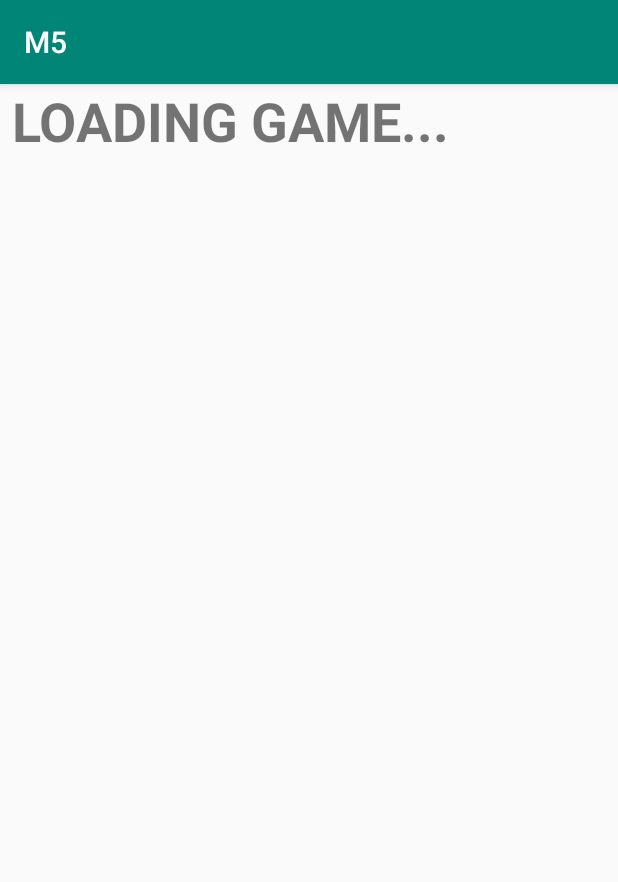
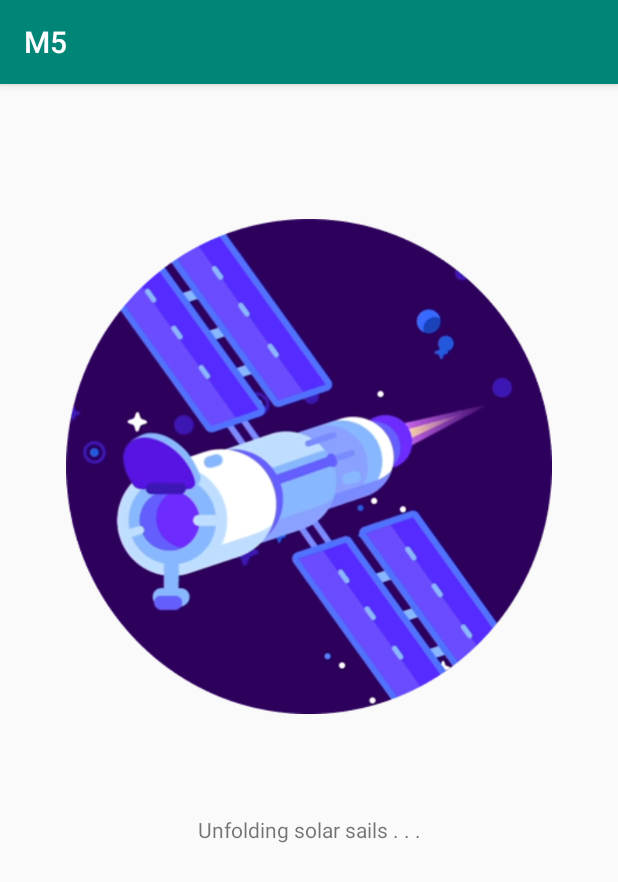
Before and after one commit to CS2340-Team-A/M5, an Android app: the LoadScreenActivity screen opened directly, with no data from a screen before it, on a phone screen of 412 x 824 dp. Shown: the top 882 px of the screen. Run offline under Robolectric (Android 15) with nearby library versions, the phone set to English and light mode, and no system bars.

Commit message:
Updated loading screen UI

```diff
--- a/app/src/main/java/com/cs2340/teama/views/LoadScreenActivity.java
+++ b/app/src/main/java/com/cs2340/teama/views/LoadScreenActivity.java
@@ -5,6 +5,8 @@ import android.os.Handler;
 import android.support.v7.app.AppCompatActivity;
 import android.os.Bundle;
 import android.util.Log;
+import android.widget.ImageView;
+import android.widget.TextView;
 
 import com.cs2340.teama.m5.R;
 
@@ -13,7 +15,7 @@ public class LoadScreenActivity extends AppCompatActivity {
     @Override
     protected void onCreate(Bundle savedInstanceState) {
         super.onCreate(savedInstanceState);
-        setContentView(R.layout.activity_load_screen);
+        setContentView(R.layout.activity_blank);
     }
 
     @Override
@@ -25,12 +27,45 @@ public class LoadScreenActivity extends AppCompatActivity {
         handler.postDelayed(new Runnable() {
             @Override
             public void run() {
+                switchPic1();
+            }
+        },2000);
+//        handler.removeCallbacks(new Runnable() {
+//            @Override
+//            public void run() {
+//                switchPic1();
+//            }
+//        });
+
+        Handler handler1 = new Handler();
+        handler1.postDelayed(new Runnable() {
+            @Override
+            public void run() {
+                switchPic2();
+            }
+        },4000);
+
+        Handler handler2 = new Handler();
+        handler2.postDelayed(new Runnable() {
+            @Override
+            public void run() {
                 startPlanetActivity();
             }
-        },2000);
+        },6000);
+    }
 
+    private void switchPic1() {
+        ImageView img= findViewById(R.id.wait_image);
+        img.setImageResource(R.drawable.moon_base_picture);
+        TextView text = findViewById(R.id.wait_text);
+        text.setText("Building moon base . . .");
+    }
 
-
+    private void switchPic2() {
+        ImageView img= findViewById(R.id.wait_image);
+        img.setImageResource(R.drawable.space_driver);
+        TextView text = findViewById(R.id.wait_text);
+        text.setText("Fueling extraterrestrial car . . .");
     }
 
     private void startPlanetActivity() {
--- a/app/src/main/res/layout/activity_begin_game.xml
+++ b/app/src/main/res/layout/activity_begin_game.xml
@@ -1,6 +1,5 @@
 <?xml version="1.0" encoding="utf-8"?>
-<android.support.constraint.ConstraintLayout
-    xmlns:android="http://schemas.android.com/apk/res/android"
+<android.support.constraint.ConstraintLayout xmlns:android="http://schemas.android.com/apk/res/android"
     xmlns:app="http://schemas.android.com/apk/res-auto"
     xmlns:tools="http://schemas.android.com/tools"
     android:layout_width="match_parent"
@@ -30,7 +29,6 @@
         app:layout_constraintStart_toStartOf="parent"
         app:layout_constraintTop_toTopOf="parent"
         tools:text="Space Trader" />
-
 
 
 </android.support.constraint.ConstraintLayout>
--- a/app/src/main/res/layout/activity_blank.xml
+++ b/app/src/main/res/layout/activity_blank.xml
@@ -5,20 +5,30 @@
     android:id="@+id/relativeLayout"
     android:layout_width="match_parent"
     android:layout_height="match_parent"
-    tools:context="com.cs2340.teama.views.BlankActivity">
+    tools:context="com.cs2340.teama.views.LoadScreenActivity">
+
+    <ImageView
+        android:id="@+id/wait_image"
+        android:layout_width="328dp"
+        android:layout_height="330dp"
+        android:layout_marginStart="41dp"
+        android:layout_marginTop="90dp"
+        android:layout_marginEnd="42dp"
+        android:src="@drawable/satalite_circle"
+        app:layout_constraintEnd_toEndOf="parent"
+        app:layout_constraintStart_toStartOf="parent"
+        app:layout_constraintTop_toTopOf="parent" />
 
     <TextView
-        android:id="@+id/textView5"
+        android:id="@+id/wait_text"
         android:layout_width="wrap_content"
         android:layout_height="wrap_content"
         android:layout_marginStart="176dp"
-        android:layout_marginTop="356dp"
+        android:layout_marginTop="67dp"
         android:layout_marginEnd="176dp"
-        android:layout_marginBottom="356dp"
-        android:text="Starting Game . . ."
-        android:textSize="28dp"
-        app:layout_constraintBottom_toBottomOf="parent"
+        android:text="Unfolding solar sails . . ."
         app:layout_constraintEnd_toEndOf="parent"
         app:layout_constraintStart_toStartOf="parent"
-        app:layout_constraintTop_toTopOf="parent" />
+        app:layout_constraintTop_toBottomOf="@+id/wait_image" />
+
 </android.support.constraint.ConstraintLayout>
```
Also changed, not shown: app/src/main/res/drawable/moon_base_picture.png (added), app/src/main/res/drawable/satalite_circle.png (added), app/src/main/res/drawable/space_driver.png (added).
